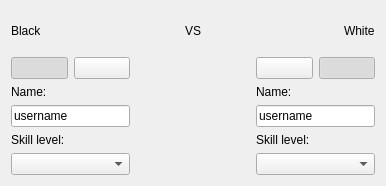
Old version of the form startgamedialog.ui in the repository KDE/kreversi.
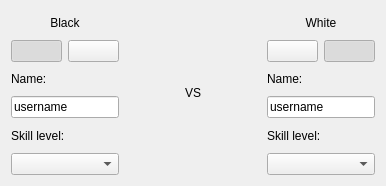
New version of the form. Icons and pictures are not drawn. Custom widgets are drawn as their Qt base class.

```diff
--- a/startgamedialog.ui
+++ b/startgamedialog.ui
@@ -11,64 +11,20 @@
    </rect>
   </property>
   <layout class="QVBoxLayout" name="verticalLayout_3">
-   <item>
-    <layout class="QHBoxLayout" name="horizontalLayout">
-     <property name="sizeConstraint">
-      <enum>QLayout::SetMaximumSize</enum>
-     </property>
-     <item>
-      <widget class="QLabel" name="label">
-       <property name="text">
-        <string>Black</string>
-       </property>
-      </widget>
-     </item>
-     <item>
-      <spacer name="horizontalSpacer">
-       <property name="orientation">
-        <enum>Qt::Horizontal</enum>
-       </property>
-       <property name="sizeHint" stdset="0">
-        <size>
-         <width>40</width>
-         <height>20</height>
-        </size>
-       </property>
-      </spacer>
-     </item>
-     <item>
-      <widget class="QLabel" name="label_2">
-       <property name="text">
-        <string>VS</string>
-       </property>
-      </widget>
-     </item>
-     <item>
-      <spacer name="horizontalSpacer_2">
-       <property name="orientation">
-        <enum>Qt::Horizontal</enum>
-       </property>
-       <property name="sizeHint" stdset="0">
-        <size>
-         <width>40</width>
-         <height>20</height>
-        </size>
-       </property>
-      </spacer>
-     </item>
-     <item>
-      <widget class="QLabel" name="label_3">
-       <property name="text">
-        <string>White</string>
-       </property>
-      </widget>
-     </item>
-    </layout>
-   </item>
    <item>
     <layout class="QHBoxLayout" name="horizontalLayout_2">
      <item>
       <layout class="QVBoxLayout" name="verticalLayout">
+       <item>
+        <widget class="QLabel" name="label">
+         <property name="text">
+          <string>Black</string>
+         </property>
+         <property name="alignment">
+          <set>Qt::AlignCenter</set>
+         </property>
+        </widget>
+       </item>
        <item>
         <layout class="QHBoxLayout" name="horizontalLayout_3">
          <item>
@@ -163,8 +119,38 @@
        </property>
       </spacer>
      </item>
+     <item>
+      <widget class="QLabel" name="label_2">
+       <property name="text">
+        <string>VS</string>
+       </property>
+      </widget>
+     </item>
+     <item>
+      <spacer name="horizontalSpacer_2">
+       <property name="orientation">
+        <enum>Qt::Horizontal</enum>
+       </property>
+       <property name="sizeHint" stdset="0">
+        <size>
+         <width>40</width>
+         <height>20</height>
+        </size>
+       </property>
+      </spacer>
+     </item>
      <item>
       <layout class="QVBoxLayout" name="verticalLayout_2">
+       <item>
+        <widget class="QLabel" name="label_3">
+         <property name="text">
+          <string>White</string>
+         </property>
+         <property name="alignment">
+          <set>Qt::AlignCenter</set>
+         </property>
+        </widget>
+       </item>
        <item>
         <layout class="QHBoxLayout" name="horizontalLayout_4">
          <item>
```
